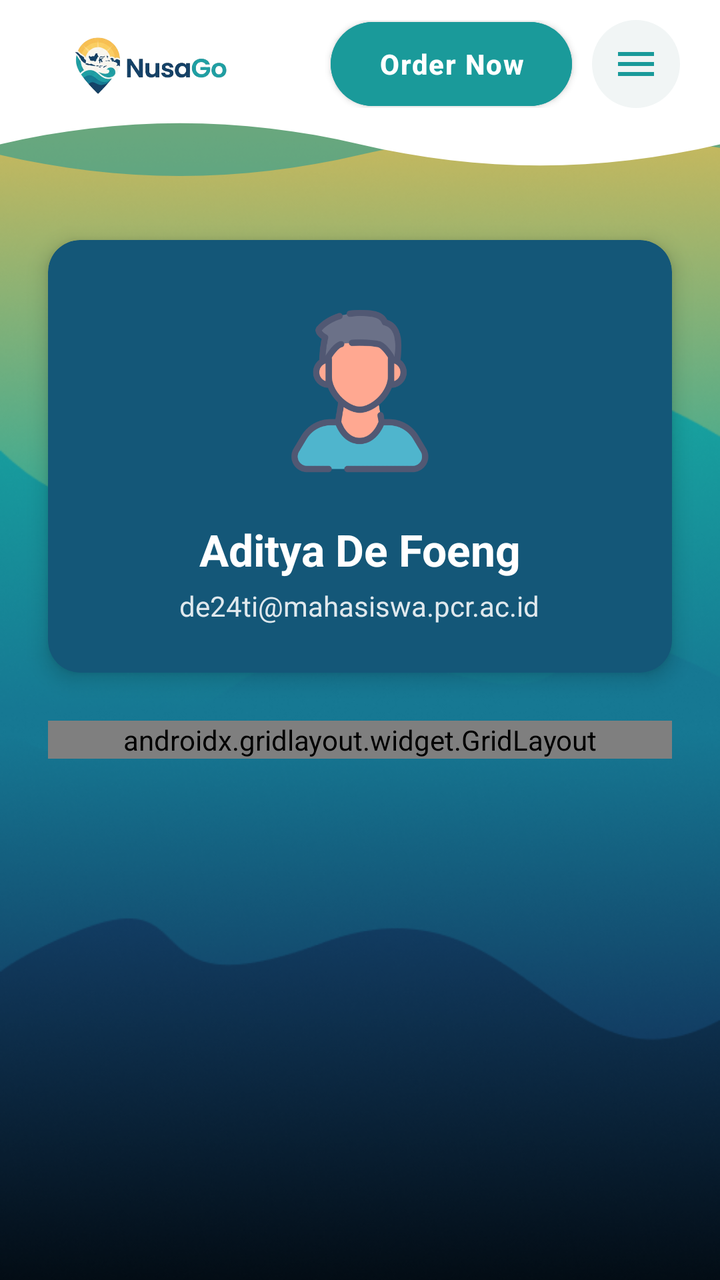
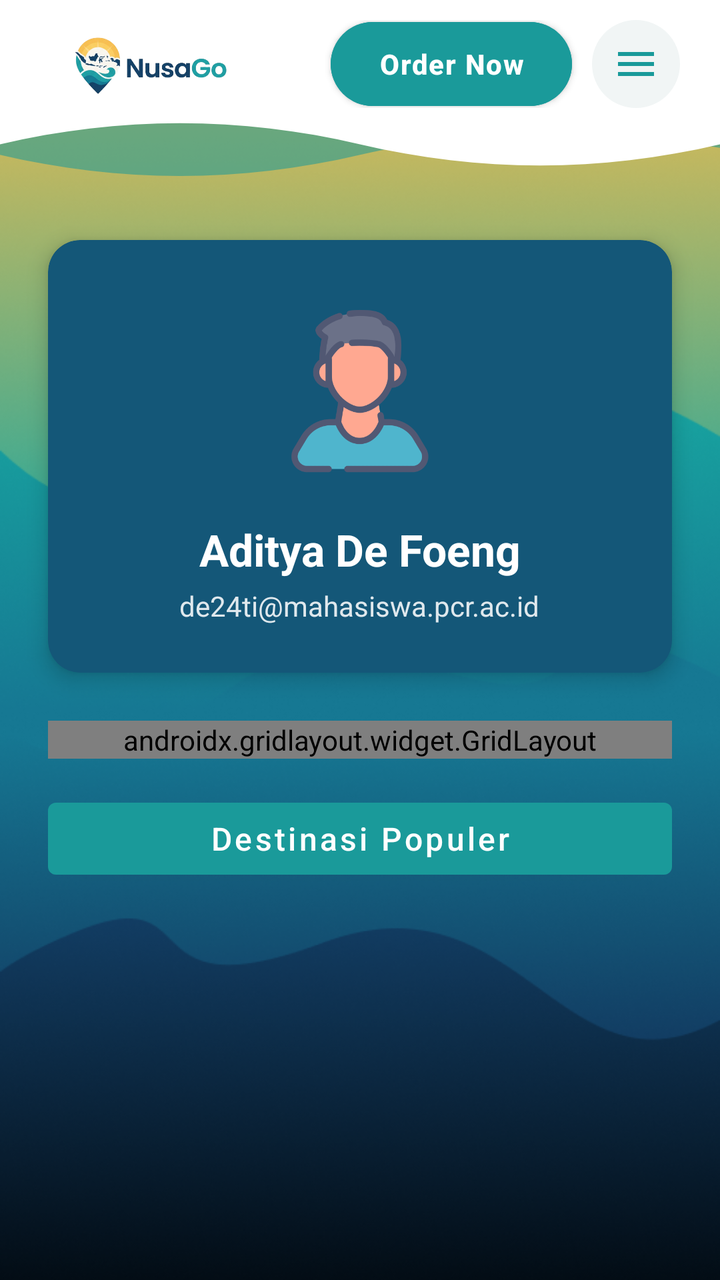

Compare the two renders of this Android layout. The source of the first and the diff that turns it into the second are given below.
<!-- AndroidManifest.xml: application theme Theme.Projek_AdityaDeFoeng -->
<!-- res/layout/fragment_more.xml -->
<?xml version="1.0" encoding="utf-8"?>
<androidx.constraintlayout.widget.ConstraintLayout xmlns:android="http://schemas.android.com/apk/res/android"
    xmlns:app="http://schemas.android.com/apk/res-auto"
    xmlns:tools="http://schemas.android.com/tools"
    android:id="@+id/main"
    android:layout_width="match_parent"
    android:layout_height="match_parent"
    android:background="@drawable/wave"
    tools:context=".More.MoreFragment">

    <include
        android:id="@+id/topBar"
        layout="@layout/layout_top_bar"
        android:layout_width="0dp"
        android:layout_height="wrap_content"
        app:layout_constraintEnd_toEndOf="parent"
        app:layout_constraintStart_toStartOf="parent"
        app:layout_constraintTop_toTopOf="parent" />

    <androidx.cardview.widget.CardView
        android:id="@+id/cardProfile"
        android:layout_width="0dp"
        android:layout_height="wrap_content"
        android:layout_marginStart="24dp"
        android:layout_marginTop="32dp"
        android:layout_marginEnd="24dp"
        app:cardBackgroundColor="#145778"
        app:cardCornerRadius="16dp"
        app:cardElevation="6dp"
        app:layout_constraintEnd_toEndOf="parent"
        app:layout_constraintStart_toStartOf="parent"
        app:layout_constraintTop_toBottomOf="@id/topBar">

        <LinearLayout
            android:layout_width="match_parent"
            android:layout_height="wrap_content"
            android:gravity="center"
            android:orientation="vertical"
            android:padding="24dp">

            <ImageView
                android:id="@+id/ivProfile"
                android:layout_width="100dp"
                android:layout_height="100dp"
                android:contentDescription="Foto profil"
                android:scaleType="centerCrop"
                android:src="@drawable/profileavatar" />

            <TextView
                android:id="@+id/tvProfileName"
                android:layout_width="wrap_content"
                android:layout_height="wrap_content"
                android:layout_marginTop="16dp"
                android:text="Aditya De Foeng"
                android:textColor="@color/white"
                android:textSize="22sp"
                android:textStyle="bold" />

            <TextView
                android:id="@+id/tvProfileEmail"
                android:layout_width="wrap_content"
                android:layout_height="wrap_content"
                android:layout_marginTop="4dp"
                android:text="de24ti@mahasiswa.pcr.ac.id"
                android:textColor="#DDFFFFFF"
                android:textSize="14sp" />

        </LinearLayout>

    </androidx.cardview.widget.CardView>

    <androidx.gridlayout.widget.GridLayout
        android:id="@+id/gridMenu"
        android:layout_width="0dp"
        android:layout_height="wrap_content"
        android:layout_marginStart="24dp"
        android:layout_marginTop="24dp"
        android:layout_marginEnd="24dp"
        app:columnCount="2"
        app:useDefaultMargins="true"
        app:layout_constraintEnd_toEndOf="parent"
        app:layout_constraintStart_toStartOf="parent"
        app:layout_constraintTop_toBottomOf="@+id/cardProfile">

        <com.google.android.material.button.MaterialButton
            android:id="@+id/btnMenuHome"
            android:text="Home"
            android:textColor="@color/white"
            app:backgroundTint="@color/nusa_teal"
            app:layout_columnWeight="1"
            app:layout_gravity="fill_horizontal" />

        <com.google.android.material.button.MaterialButton
            android:id="@+id/btnMenuExplore"
            android:text="Explore"
            android:textColor="@color/white"
            app:backgroundTint="@color/nusa_teal"
            app:layout_columnWeight="1"
            app:layout_gravity="fill_horizontal" />

        <com.google.android.material.button.MaterialButton
            android:id="@+id/btnMenuMore"
            android:text="More"
            android:textColor="@color/white"
            app:backgroundTint="@color/nusa_teal"
            app:layout_columnWeight="1"
            app:layout_gravity="fill_horizontal" />

        <com.google.android.material.button.MaterialButton
            android:id="@+id/btnMenuOrder"
            android:text="Order Now"
            android:textColor="@color/white"
            app:backgroundTint="@color/nusa_teal"
            app:layout_columnWeight="1"
            app:layout_gravity="fill_horizontal" />

    </androidx.gridlayout.widget.GridLayout>

</androidx.constraintlayout.widget.ConstraintLayout>
<!-- res/layout/layout_top_bar.xml (included above) -->
<?xml version="1.0" encoding="utf-8"?>
<androidx.constraintlayout.widget.ConstraintLayout xmlns:android="http://schemas.android.com/apk/res/android"
    xmlns:app="http://schemas.android.com/apk/res-auto"
    android:layout_width="match_parent"
    android:layout_height="wrap_content">

    
    <ImageView
        android:layout_width="0dp"
        android:layout_height="0dp"
        android:importantForAccessibility="no"
        android:scaleType="fitXY"
        app:layout_constraintBottom_toBottomOf="parent"
        app:layout_constraintEnd_toEndOf="parent"
        app:layout_constraintStart_toStartOf="parent"
        app:layout_constraintTop_toTopOf="parent"
        app:srcCompat="@drawable/bg_header_shape" />

    <LinearLayout
        android:id="@+id/topBarContent"
        android:layout_width="0dp"
        android:layout_height="wrap_content"
        android:gravity="center_vertical"
        android:orientation="horizontal"
        android:paddingStart="24dp"
        android:paddingTop="10dp"
        android:paddingEnd="20dp"
        android:paddingBottom="34dp"
        app:layout_constraintEnd_toEndOf="parent"
        app:layout_constraintStart_toStartOf="parent"
        app:layout_constraintTop_toTopOf="parent">

        <ImageView
            android:id="@+id/ivLogoSmall"
            android:layout_width="0dp"
            android:layout_height="44dp"
            android:layout_weight="1"
            android:background="?attr/selectableItemBackgroundBorderless"
            android:contentDescription="NusaGo, go to home"
            android:scaleType="fitStart"
            android:src="@drawable/logo" />

        <com.google.android.material.button.MaterialButton
            android:id="@+id/btnOrder"
            android:layout_width="wrap_content"
            android:layout_height="42dp"
            android:insetTop="0dp"
            android:insetBottom="0dp"
            android:letterSpacing="0.04"
            android:paddingStart="24dp"
            android:paddingEnd="24dp"
            android:text="Order Now"
            android:textAllCaps="false"
            android:textColor="@color/white"
            android:textSize="14sp"
            android:textStyle="bold"
            app:backgroundTint="@color/nusa_teal"
            app:cornerRadius="21dp"
            app:elevation="4dp" />

        <ImageButton
            android:id="@+id/ivMenu"
            android:layout_width="44dp"
            android:layout_height="44dp"
            android:layout_marginStart="10dp"
            android:background="@drawable/bg_menu_circle"
            android:contentDescription="Open menu"
            android:padding="11dp"
            android:src="@drawable/ic_menu"
            app:tint="@color/nusa_teal" />
    </LinearLayout>
</androidx.constraintlayout.widget.ConstraintLayout>
<!-- resources referenced by this layout -->
<resources>
  <color name="nusa_teal">#1A9A9A</color>
  <color name="white">#FFFFFFFF</color>
  <!-- drawable bg_header_shape (drawable) -->
  <?xml version="1.0" encoding="utf-8"?>
  <vector xmlns:android="http://schemas.android.com/apk/res/android"
      android:width="360dp"
      android:height="100dp"
      android:viewportWidth="360"
      android:viewportHeight="100">
  
      <path
          android:fillAlpha="0.55"
          android:fillColor="@color/nusa_teal"
          android:pathData="M0,0 H360 V84 C300,72 240,72 180,88 C120,104 60,104 0,88 Z" />
  
      <path
          android:fillColor="#FFFFFF"
          android:pathData="M0,0 H360 V82 C300,98 240,98 180,82 C120,66 60,66 0,82 Z" />
  </vector>
  <!-- drawable bg_menu_circle (drawable) -->
  <?xml version="1.0" encoding="utf-8"?>
  <ripple xmlns:android="http://schemas.android.com/apk/res/android"
      android:color="#33009688">
      <item>
          <shape android:shape="oval">
              <solid android:color="#F1F5F5" />
          </shape>
      </item>
  </ripple>
  <!-- drawable ic_menu (drawable) -->
  <?xml version="1.0" encoding="utf-8"?>
  <vector xmlns:android="http://schemas.android.com/apk/res/android"
      android:width="24dp"
      android:height="24dp"
      android:viewportWidth="24"
      android:viewportHeight="24"
      android:tint="#555555">
      <path
          android:fillColor="@android:color/white"
          android:pathData="M3,18h18v-2H3v2zM3,13h18v-2H3v2zM3,6v2h18V6H3z" />
  </vector>
  <!-- drawable logo: png bitmap (drawable, 111236 bytes) -->
  <!-- drawable profileavatar: png bitmap (drawable, 23554 bytes) -->
  <!-- drawable wave: png bitmap (drawable, 196160 bytes) -->
  <style name="Theme.Projek_AdityaDeFoeng" parent="Theme.MaterialComponents.Light.NoActionBar" />
</resources>

<!-- the commit's change to res/layout/fragment_more.xml (unified diff, before → after) -->
@@ -115,6 +115,22 @@
             app:layout_gravity="fill_horizontal" />
 
     </androidx.gridlayout.widget.GridLayout>
+
+    <com.google.android.material.button.MaterialButton
+        android:id="@+id/btnToTab"
+        android:layout_width="0dp"
+        android:layout_height="48dp"
+        android:layout_marginStart="24dp"
+        android:layout_marginTop="16dp"
+        android:layout_marginEnd="24dp"
+        android:text="Destinasi Populer"
+        android:textAllCaps="false"
+        android:textColor="@color/white"
+        android:textSize="16sp"
+        app:backgroundTint="@color/nusa_teal"
+        app:layout_constraintEnd_toEndOf="parent"
+        app:layout_constraintStart_toStartOf="parent"
+        app:layout_constraintTop_toBottomOf="@+id/gridMenu" />
 
 </androidx.constraintlayout.widget.ConstraintLayout>
 <!-- res/layout/layout_top_bar.xml (included above) -->
